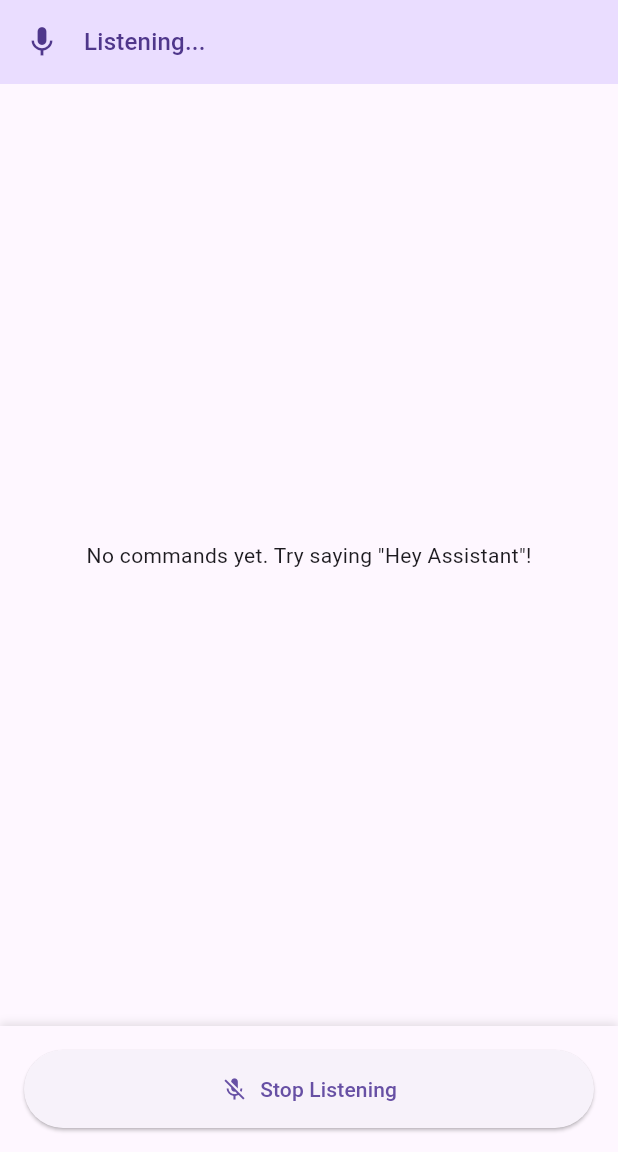
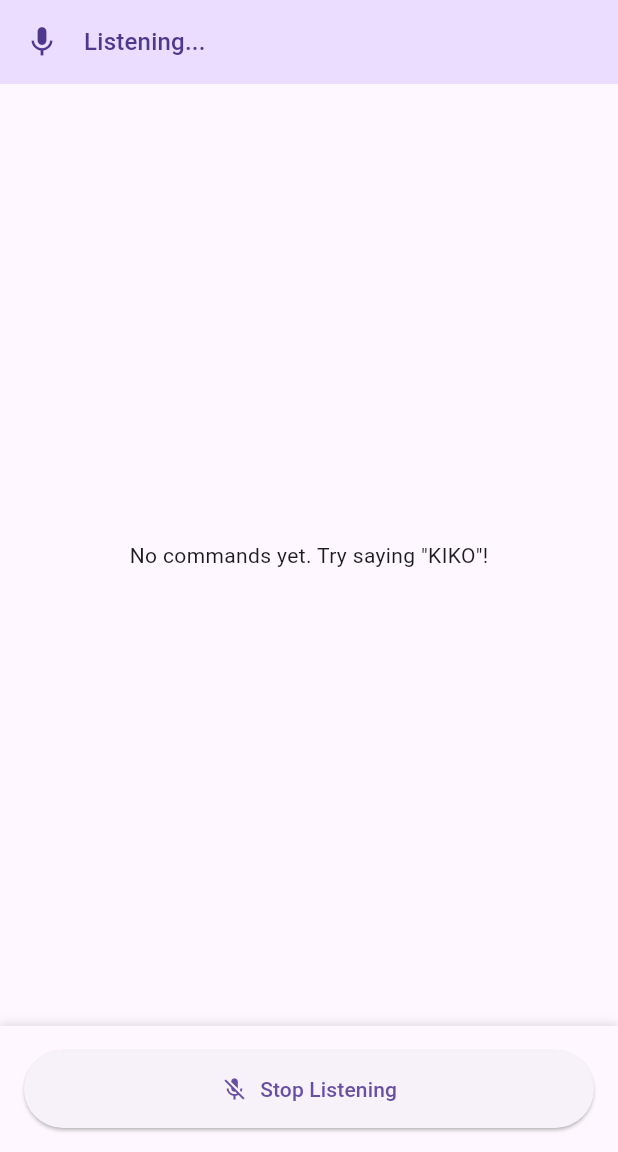
Before and after one commit to TaalayDev/flutter_vox, a Flutter app: the screen it shows after launch, after a tap on "Start Listening", on a phone screen of 412 x 824 dp, the part 84-1236 px from its top. Run offline on Flutter 3.47's test engine with Material 3 defaults, Android fonts, the phone set to English and light mode, and no system bars; our stand-ins replace permission_handler, plugin_platform_interface.

Commit message:
Refactor wake word handling to use a constant variable for improved maintainability

```diff
--- a/example/lib/main.dart
+++ b/example/lib/main.dart
@@ -30,6 +30,8 @@ class HomePage extends StatefulWidget {
 }
 
 class _HomePageState extends State<HomePage> implements VoiceAssistantCallback {
+  static const wakeWord = 'KIKO';
+
   final FlutterVox _voiceAssistant = FlutterVox();
   final List<CommandLog> _commandLogs = [];
   bool _isInitialized = false;
@@ -74,7 +76,7 @@ class _HomePageState extends State<HomePage> implements VoiceAssistantCallback {
   Future<void> _initializeVoiceAssistant() async {
     try {
       await _voiceAssistant.initialize(
-        wakeWord: 'KIKO',
+        wakeWord: wakeWord,
         config: {
           'language': 'en-US',
           'continuousListening': true,
@@ -283,7 +285,7 @@ class _HomePageState extends State<HomePage> implements VoiceAssistantCallback {
   Widget _buildCommandLog() {
     if (_commandLogs.isEmpty) {
       return const Center(
-        child: Text('No commands yet. Try saying "Hey Assistant"!'),
+        child: Text('No commands yet. Try saying "$wakeWord"!'),
       );
     }
 
```
